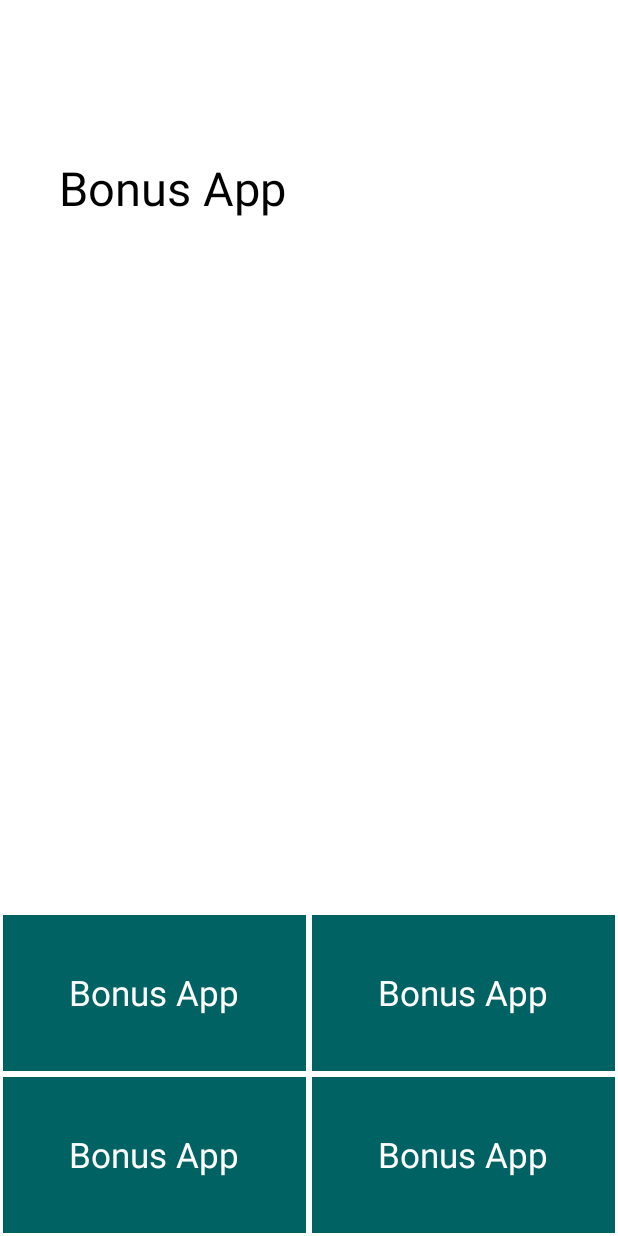
After one commit to bekzod14/Bonus-App, an Android app: the layout screen_selection.xml on its own in the app's theme, with its tools: preview values and no code run, on a phone screen of 412 x 824 dp. The commit adds this screen. Run offline under Robolectric (Android 15) with nearby library versions, the phone set to English and light mode, and no system bars.

Commit message:
-add selection page

```diff
--- a/app/src/main/java/uz/gita/bonusapp/presentation/impl/TrueFalseViewModelImpl.kt
+++ b/app/src/main/java/uz/gita/bonusapp/presentation/impl/TrueFalseViewModelImpl.kt
@@ -1,7 +1,5 @@
 package uz.gita.bonusapp.presentation.impl
 
-import android.view.View
-import androidx.lifecycle.LiveData
 import androidx.lifecycle.MutableLiveData
 import androidx.lifecycle.ViewModel
 import uz.gita.bonusapp.data.models.TrueFalseQuizData
--- a/app/src/main/java/uz/gita/bonusapp/repository/QuestionRepository.kt
+++ b/app/src/main/java/uz/gita/bonusapp/repository/QuestionRepository.kt
@@ -6,5 +6,4 @@ interface QuestionRepository {
 
     fun getQuestions(): List<QuizData>
 
-
 }
--- /dev/null
+++ b/app/src/main/res/layout/screen_selection.xml
@@ -0,0 +1,82 @@
+<?xml version="1.0" encoding="utf-8"?>
+<androidx.constraintlayout.widget.ConstraintLayout xmlns:android="http://schemas.android.com/apk/res/android"
+    xmlns:app="http://schemas.android.com/apk/res-auto"
+    android:layout_width="match_parent"
+    android:layout_height="match_parent">
+
+    <TextView
+        android:id="@+id/tv_question"
+        android:layout_width="match_parent"
+        android:layout_height="wrap_content"
+        android:layout_marginHorizontal="@dimen/_30sdp"
+        android:layout_marginTop="@dimen/_80sdp"
+        android:text="@string/app_name"
+        android:textColor="@color/black"
+        android:textSize="@dimen/_24sdp"
+        app:layout_constraintEnd_toEndOf="parent"
+        app:layout_constraintStart_toStartOf="parent"
+        app:layout_constraintTop_toTopOf="parent" />
+
+    <TextView
+        android:id="@+id/tv_var1"
+        android:layout_width="0dp"
+        android:layout_height="@dimen/_80sdp"
+        android:layout_margin="2dp"
+        android:background="#006262"
+        android:gravity="center"
+        android:text="@string/app_name"
+        android:textColor="@color/white"
+        android:textSize="@dimen/_18sdp"
+        app:layout_constraintBottom_toTopOf="@id/tv_var3"
+        app:layout_constraintEnd_toStartOf="@id/tv_var2"
+        app:layout_constraintStart_toStartOf="parent"
+        app:layout_constraintTop_toBottomOf="@id/tv_question"
+        app:layout_constraintVertical_bias="1"
+        app:layout_constraintVertical_chainStyle="packed" />
+
+    <TextView
+        android:id="@+id/tv_var2"
+        android:layout_width="0dp"
+        android:layout_height="@dimen/_80sdp"
+        android:layout_margin="2dp"
+        android:background="#006262"
+        android:gravity="center"
+        android:text="@string/app_name"
+        android:textColor="@color/white"
+        android:textSize="@dimen/_18sdp"
+        app:layout_constraintBottom_toBottomOf="@id/tv_var1"
+        app:layout_constraintEnd_toEndOf="parent"
+        app:layout_constraintStart_toEndOf="@id/tv_var1"
+        app:layout_constraintTop_toTopOf="@id/tv_var1" />
+
+    <TextView
+        android:id="@+id/tv_var3"
+        android:layout_width="0dp"
+        android:layout_height="@dimen/_80sdp"
+        android:layout_margin="2dp"
+        android:background="#006262"
+        android:gravity="center"
+        android:text="@string/app_name"
+        android:textColor="@color/white"
+        android:textSize="@dimen/_18sdp"
+        app:layout_constraintBottom_toBottomOf="parent"
+        app:layout_constraintEnd_toStartOf="@id/tv_var4"
+        app:layout_constraintStart_toStartOf="parent"
+        app:layout_constraintTop_toBottomOf="@id/tv_var1" />
+
+    <TextView
+        android:id="@+id/tv_var4"
+        android:layout_width="0dp"
+        android:layout_height="@dimen/_80sdp"
+        android:layout_margin="2dp"
+        android:background="#006262"
+        android:gravity="center"
+        android:text="@string/app_name"
+        android:textColor="@color/white"
+        android:textSize="@dimen/_18sdp"
+        app:layout_constraintBottom_toBottomOf="@id/tv_var3"
+        app:layout_constraintEnd_toEndOf="parent"
+        app:layout_constraintStart_toEndOf="@id/tv_var3"
+        app:layout_constraintTop_toTopOf="@id/tv_var3" />
+
+</androidx.constraintlayout.widget.ConstraintLayout>
```
Also changed, not shown: app/src/main/java/uz/gita/bonusapp/presentation/SelectionViewModel.kt (added, +12 -0 lines), app/src/main/java/uz/gita/bonusapp/presentation/impl/SelectionViewModelImpl.kt (added, +19 -0 lines), app/src/main/java/uz/gita/bonusapp/ui/page/SelectionQuizPage.kt (+56 -1 lines).
